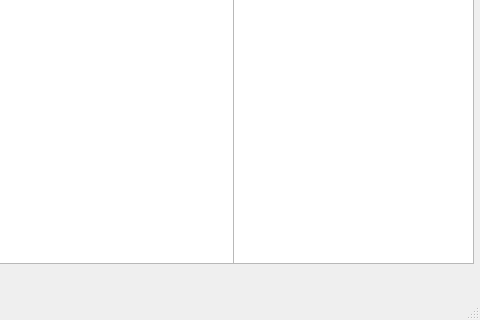
Above: Student/mainwindow.ui from eerotarri/Korttipeli before the change; both pictures show x 557 to 1037 and y 317 to 637 of the 1037 by 637 pixel window. Below: the same form after it.
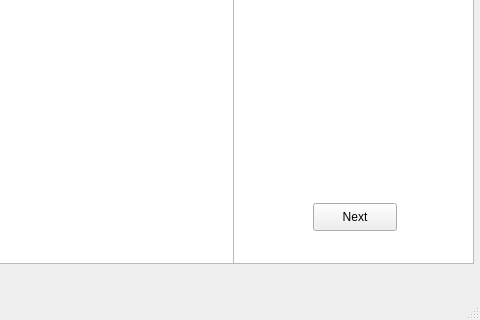
That is the form after the change.

Commit message: Pelaajat tulee konffausikkunasta ja loin next nappulan alkukantaiseen pelaajanvaihtoon

What changed in the file:
```diff
--- a/Student/mainwindow.ui
+++ b/Student/mainwindow.ui
@@ -152,6 +152,19 @@
      </rect>
     </property>
    </widget>
+   <widget class="QPushButton" name="nextButton">
+    <property name="geometry">
+     <rect>
+      <x>870</x>
+      <y>520</y>
+      <width>84</width>
+      <height>28</height>
+     </rect>
+    </property>
+    <property name="text">
+     <string>Next</string>
+    </property>
+   </widget>
   </widget>
   <widget class="QMenuBar" name="menubar">
    <property name="geometry">
```
The commit also changes 4 other files.
